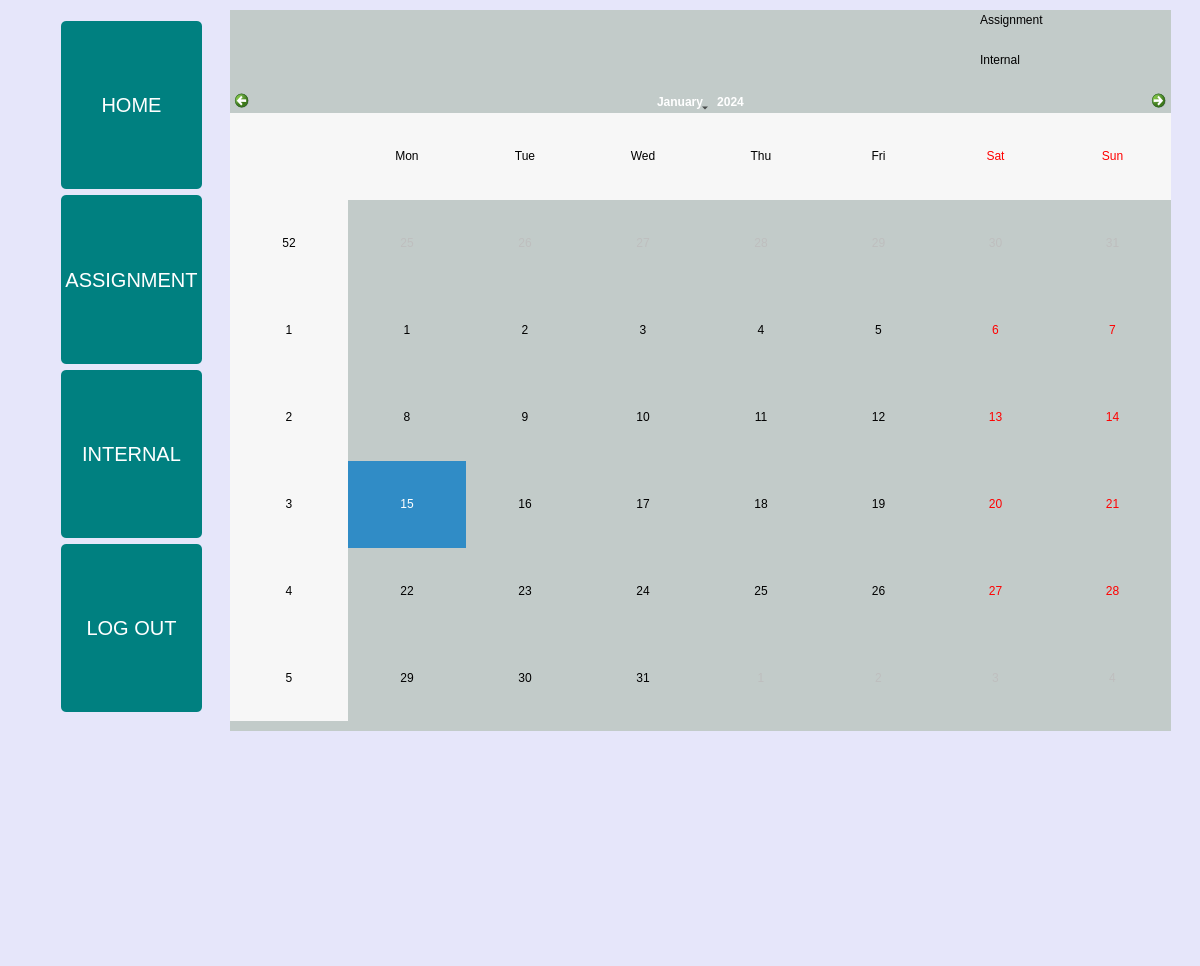
This is secondialogbox/studentdashboard.ui in Prabesh-Sharma/IAMS as Qt 5 draws it before an edit. The edited form follows.
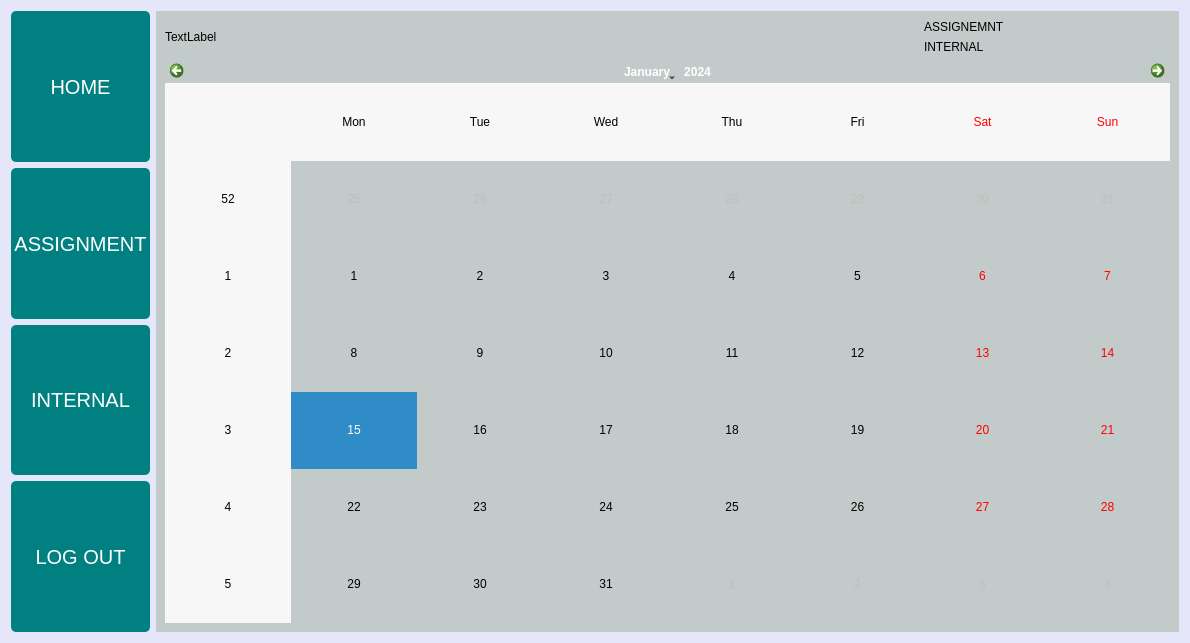
This is the edited form. Icons and pictures are not drawn.

```diff
--- a/secondialogbox/studentdashboard.ui
+++ b/secondialogbox/studentdashboard.ui
@@ -6,8 +6,8 @@
    <rect>
     <x>0</x>
     <y>0</y>
-    <width>1200</width>
-    <height>966</height>
+    <width>1190</width>
+    <height>643</height>
    </rect>
   </property>
   <property name="windowTitle">
@@ -16,15 +16,10 @@
   <property name="styleSheet">
    <string notr="true">background-color:rgb(230, 230, 250)</string>
   </property>
-  <widget class="QWidget" name="layoutWidget">
-   <property name="geometry">
-    <rect>
-     <x>61</x>
-     <y>21</y>
-     <width>141</width>
-     <height>691</height>
-    </rect>
-   </property>
+  <layout class="QGridLayout" name="gridLayout_6">
+   <item row="0" column="0">
+    <layout class="QHBoxLayout" name="horizontalLayout">
+     <item>
    <layout class="QVBoxLayout" name="verticalLayout">
     <item>
      <widget class="QPushButton" name="homeButton">
@@ -162,16 +157,9 @@
      </widget>
     </item>
    </layout>
-  </widget>
+     </item>
+     <item>
   <widget class="QStackedWidget" name="stackedWidget">
-   <property name="geometry">
-    <rect>
-     <x>230</x>
-     <y>10</y>
-     <width>941</width>
-     <height>721</height>
-    </rect>
-   </property>
    <property name="styleSheet">
     <string notr="true">background-color: rgb(194, 203, 201); </string>
    </property>
@@ -179,15 +167,43 @@
     <number>0</number>
    </property>
    <widget class="QWidget" name="Home">
+        <layout class="QGridLayout" name="gridLayout_3">
+         <item row="0" column="0">
+          <layout class="QGridLayout" name="gridLayout_2">
+           <item row="0" column="1">
+            <layout class="QGridLayout" name="gridLayout">
+             <item row="0" column="0">
+              <widget class="QLabel" name="yelloPic">
+               <property name="text">
+                <string/>
+               </property>
+              </widget>
+             </item>
+             <item row="0" column="1">
+              <widget class="QLabel" name="label_2">
+               <property name="text">
+                <string>ASSIGNEMNT</string>
+               </property>
+              </widget>
+             </item>
+             <item row="1" column="0">
+              <widget class="QLabel" name="redPic">
+               <property name="text">
+                <string/>
+               </property>
+              </widget>
+             </item>
+             <item row="1" column="1">
+              <widget class="QLabel" name="label_4">
+               <property name="text">
+                <string>INTERNAL</string>
+               </property>
+              </widget>
+             </item>
+            </layout>
+           </item>
+           <item row="1" column="0" colspan="2">
     <widget class="QCalendarWidget" name="calendar">
-     <property name="geometry">
-      <rect>
-       <x>0</x>
-       <y>80</y>
-       <width>941</width>
-       <height>631</height>
-      </rect>
-     </property>
      <property name="styleSheet">
       <string notr="true">background-color: rgb(0, 128, 128);
 
@@ -206,70 +222,17 @@
 </string>
      </property>
     </widget>
-    <widget class="QLabel" name="label_2">
-     <property name="geometry">
-      <rect>
-       <x>750</x>
-       <y>40</y>
-       <width>91</width>
-       <height>20</height>
-      </rect>
-     </property>
-     <property name="styleSheet">
-      <string notr="true">font-color:black;</string>
-     </property>
+           </item>
+           <item row="0" column="0">
+            <widget class="QLabel" name="userName">
      <property name="text">
-      <string>Internal</string>
-     </property>
-    </widget>
-    <widget class="QLabel" name="label_4">
-     <property name="geometry">
-      <rect>
-       <x>680</x>
-       <y>40</y>
-       <width>63</width>
-       <height>20</height>
-      </rect>
-     </property>
-     <property name="text">
-      <string/>
-     </property>
-     <property name="pixmap">
-      <pixmap resource="pictures.qrc">:/images/images/redColour.png</pixmap>
-     </property>
-    </widget>
-    <widget class="QLabel" name="label_3">
-     <property name="geometry">
-      <rect>
-       <x>680</x>
-       <y>0</y>
-       <width>63</width>
-       <height>20</height>
-      </rect>
-     </property>
-     <property name="text">
-      <string/>
-     </property>
-     <property name="pixmap">
-      <pixmap resource="pictures.qrc">:/images/images/yellowColour.jpeg</pixmap>
-     </property>
-    </widget>
-    <widget class="QLabel" name="label">
-     <property name="geometry">
-      <rect>
-       <x>750</x>
-       <y>0</y>
-       <width>63</width>
-       <height>20</height>
-      </rect>
-     </property>
-     <property name="styleSheet">
-      <string notr="true">font-color:black;</string>
-     </property>
-     <property name="text">
-      <string>Assignment</string>
-     </property>
-    </widget>
+              <string>TextLabel</string>
+             </property>
+            </widget>
+           </item>
+          </layout>
+         </item>
+        </layout>
    </widget>
    <widget class="QWidget" name="Assignment">
     <widget class="QTableView" name="AssinmentTableView">
@@ -284,21 +247,18 @@
     </widget>
    </widget>
    <widget class="QWidget" name="Internal">
-    <widget class="QTableView" name="internalTableView">
-     <property name="geometry">
-      <rect>
-       <x>0</x>
-       <y>0</y>
-       <width>811</width>
-       <height>521</height>
-      </rect>
-     </property>
-    </widget>
-   </widget>
-  </widget>
- </widget>
- <resources>
-  <include location="pictures.qrc"/>
- </resources>
+        <layout class="QGridLayout" name="gridLayout_4">
+         <item row="0" column="0">
+          <widget class="QTableView" name="internalTableView"/>
+         </item>
+        </layout>
+       </widget>
+      </widget>
+     </item>
+    </layout>
+   </item>
+  </layout>
+ </widget>
+ <resources/>
  <connections/>
 </ui>
```
Left out of the diff: 15 changed lines with no effect on the pictures. Lines whose indentation alone changed are shown as unchanged.
